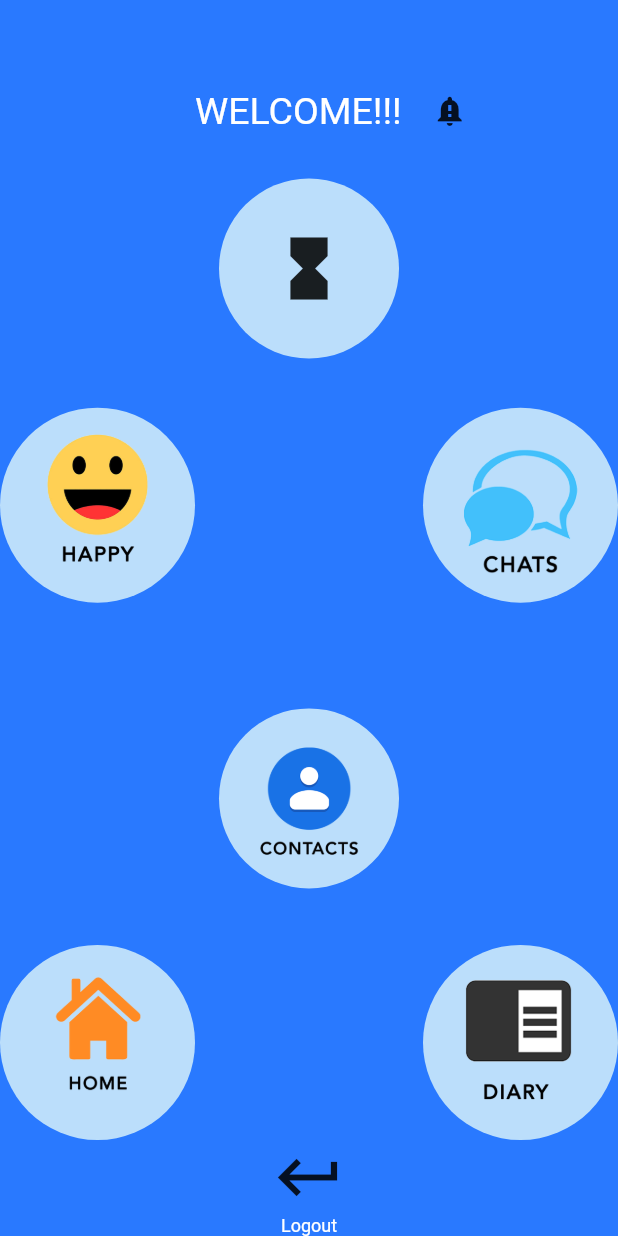
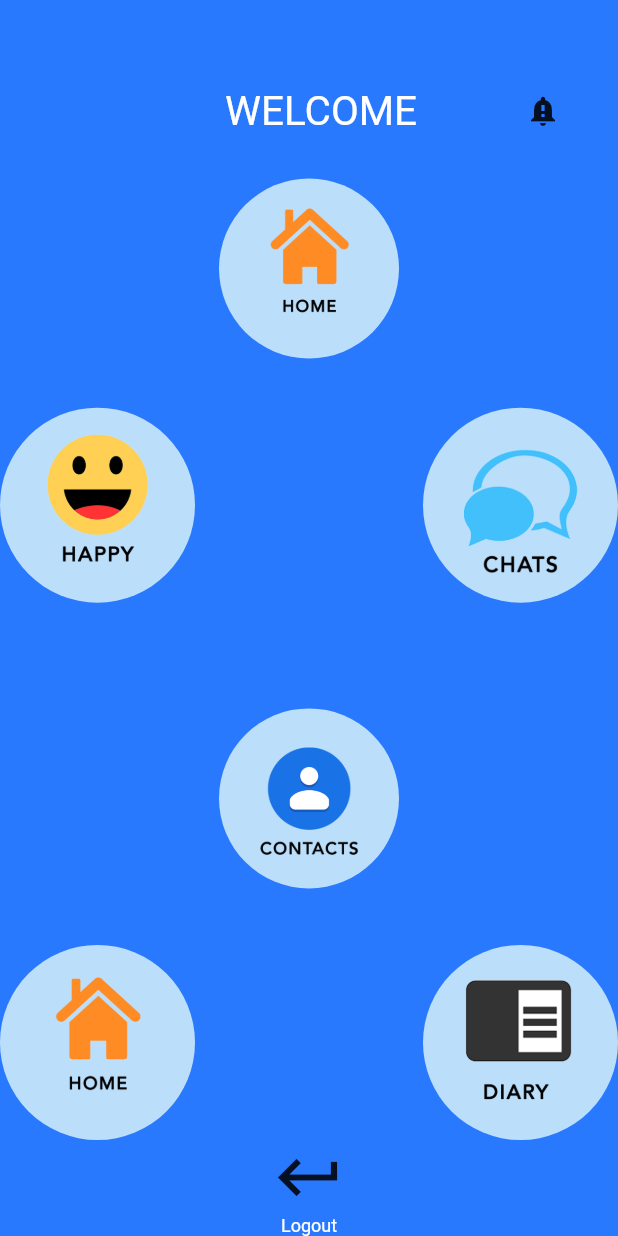
Before and after one commit to Manuel-Seyram/project_work, a Flutter app: the Welcome screen opened directly, on a phone screen of 412 x 824 dp. Run offline on Flutter 3.47's test engine with Material 2 defaults, Android fonts, the phone set to English and light mode, and no system bars; our stand-ins replace flutter_rating_bar, flutter_snake_navigationbar, video_player; missing offline and left inert: dart:ffi, flutter_sound.

Commit message:
Update welcome.dart

```diff
--- a/lib/extra pages/screen/welcome.dart
+++ b/lib/extra pages/screen/welcome.dart
@@ -25,19 +25,17 @@ class Welcome extends StatelessWidget {
           children: <Widget>[
             Padding(
               padding: EdgeInsets.only(left: 130.0),
-              child: Text("WELCOME!!!",
+              child: Text("   WELCOME",
                   textAlign: TextAlign.center,
-                  style: TextStyle(color: Colors.white, fontSize: 25.0)),
+                  style: TextStyle(color: Colors.white, fontSize: 27.0)),
             ),
             // SizedBox(width: 12),
             Padding(
-              padding: const EdgeInsets.only(left: 8.0),
+              padding: const EdgeInsets.only(left: 60.0),
               child: IconButton(
                   icon: Icon(Icons.notification_important),
-                  onPressed: () {
-                    Navigator.push(context,
-                        MaterialPageRoute(builder: (context) => Diary()));
-                  }),
+                  onPressed: () {}
+                  ),
             )
           ],
         ),
@@ -49,14 +47,9 @@ class Welcome extends StatelessWidget {
           },
           child: CircleAvatar(
             radius: 60,
+            backgroundImage: AssetImage('assets/images/homeicon.png'),
             child: Column(
               mainAxisAlignment: MainAxisAlignment.center,
-              children: <Widget>[
-                Icon(
-                  Icons.hourglass_full,
-                  size: 50,
-                )
-              ],
             ),
           ),
         ),
```
